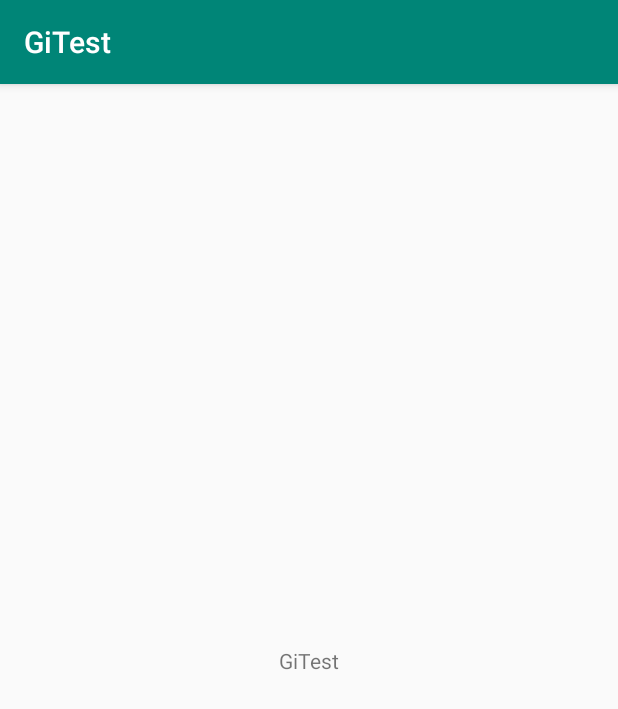
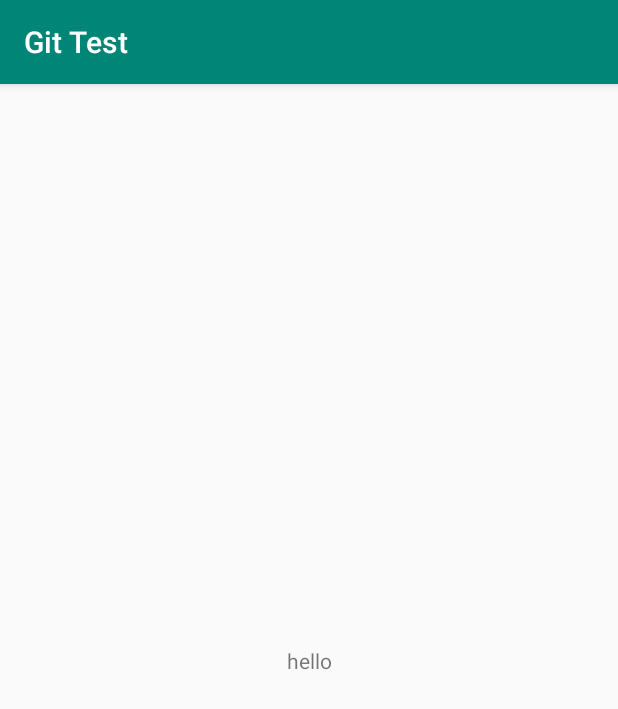
Before and after one commit to mosca-ops/git-test, an Android app: the screen it shows after launch (MainActivity), on a phone screen of 412 x 824 dp. Shown: the top 709 px of the screen. Run offline under Robolectric (Android 15) with nearby library versions, the phone set to English and light mode, and no system bars.

Commit message:
Commit from androidStudio

```diff
--- a/app/src/main/res/layout/activity_main.xml
+++ b/app/src/main/res/layout/activity_main.xml
@@ -9,7 +9,7 @@
     <TextView
         android:layout_width="wrap_content"
         android:layout_height="wrap_content"
-        android:text="@string/app_name"
+        android:text="hello"
         app:layout_constraintBottom_toBottomOf="parent"
         app:layout_constraintLeft_toLeftOf="parent"
         app:layout_constraintRight_toRightOf="parent"
--- a/app/src/main/res/values/strings.xml
+++ b/app/src/main/res/values/strings.xml
@@ -1,3 +1,3 @@
 <resources>
-    <string name="app_name">GiTest</string>
+    <string name="app_name">Git Test</string>
 </resources>
```
